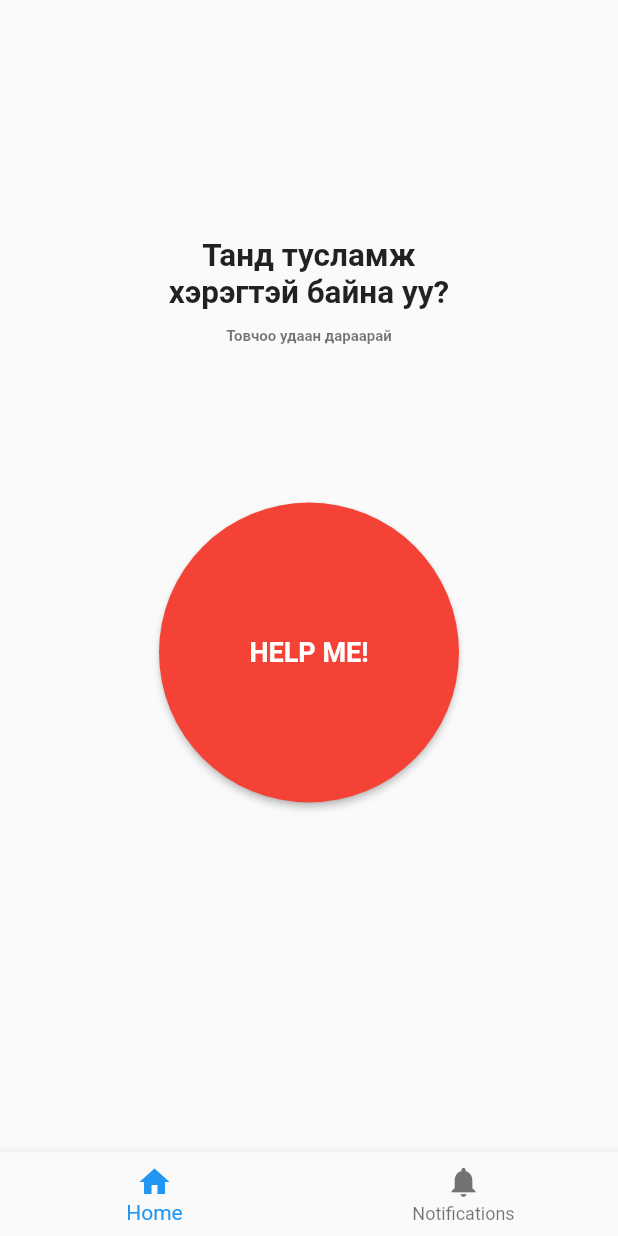
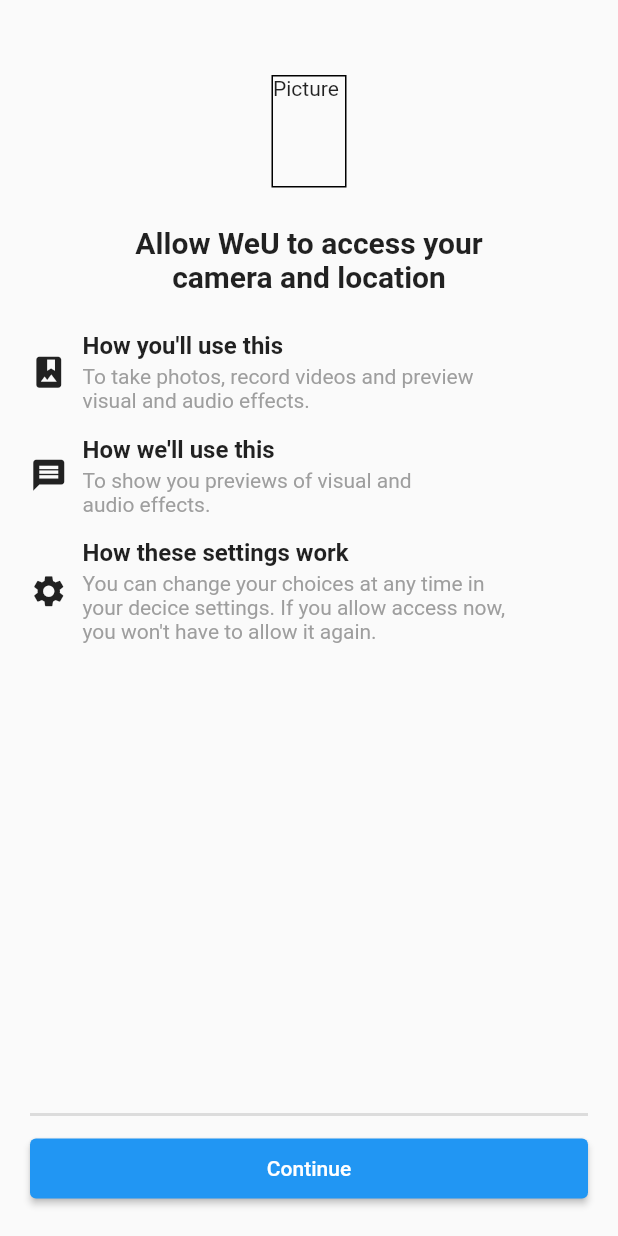
Before and after one commit to Oyunbldd/weu, a Flutter app: the screen it shows after launch, on a phone screen of 412 x 824 dp. Run offline on Flutter 3.47's test engine with Material 2 defaults, Android fonts, the phone set to English and light mode, and no system bars; our stand-ins replace firebase_core, flutter_animate, get, location; accounts and stored records are empty.

Commit message:
location permission added

```diff
--- a/lib/main.dart
+++ b/lib/main.dart
@@ -20,7 +20,7 @@
     return GetMaterialApp(
       debugShowCheckedModeBanner: false,
       title: 'WeU',
-      initialRoute: '/mainScreen',
+      initialRoute: '/permissionScreen',
       getPages: appRoutes(),
     );
   }
--- a/lib/routes.dart
+++ b/lib/routes.dart
@@ -1,6 +1,7 @@
 import 'package:get/get.dart';
 import 'package:weu/screens/main_screen.dart';
 import 'package:weu/screens/emergency_screen.dart';
+import 'package:weu/screens/permission_screen.dart';
 
 appRoutes() => [
       GetPage(
@@ -10,7 +11,7 @@
         // transitionDuration: Duration(milliseconds: 500),
       ),
       GetPage(
-        name: '/emergency',
+        name: '/emergencyScreen',
         page: () => const EmergencyScreen(),
         middlewares: [MyMiddelware()],
         transition: Transition.native,
@@ -23,6 +24,13 @@
       //   transition: Transition.native,
       //   transitionDuration: const Duration(milliseconds: 500),
       // ),
+      GetPage(
+        name: '/permissionScreen',
+        page: () => const PermissionScreen(),
+        middlewares: [MyMiddelware()],
+        transition: Transition.native,
+        transitionDuration: const Duration(milliseconds: 500),
+      ),
       // GetPage(
       //   name: '/login',
       //   page: () => const LoginScreen(),
--- /dev/null
+++ b/lib/screens/permission_screen.dart
@@ -0,0 +1,176 @@
+import 'dart:developer';
+
+import 'package:flutter/material.dart';
+import 'package:location/location.dart';
+
+class PermissionScreen extends StatelessWidget {
+  const PermissionScreen({super.key});
+
+  @override
+  Widget build(BuildContext context) {
+    Location location = new Location();
+    return Scaffold(
+      body: SafeArea(
+        child: Container(
+          width: double.infinity,
+          padding: const EdgeInsets.symmetric(horizontal: 20),
+          child: Column(
+            crossAxisAlignment: CrossAxisAlignment.center,
+            children: [
+              const SizedBox(height: 50),
+              Container(
+                height: 75,
+                width: 50,
+                decoration: BoxDecoration(
+                  border: Border.all(width: 1, color: Colors.black),
+                ),
+                child: const Text('Picture'),
+              ),
+              const SizedBox(height: 25),
+              const Text(
+                'Allow WeU to access your',
+                style: TextStyle(fontSize: 20, fontWeight: FontWeight.bold),
+              ),
+              const Text(
+                'camera and location',
+                style: TextStyle(fontSize: 20, fontWeight: FontWeight.bold),
+              ),
+              const SizedBox(height: 25),
+              const Row(
+                children: [
+                  Icon(
+                    Icons.photo_album,
+                    size: 25,
+                  ),
+                  SizedBox(width: 10),
+                  Column(
+                    crossAxisAlignment: CrossAxisAlignment.start,
+                    children: [
+                      Text(
+                        "How you'll use this",
+                        style: TextStyle(
+                          fontWeight: FontWeight.bold,
+                          fontSize: 16,
+                        ),
+                      ),
+                      SizedBox(height: 3),
+                      Text(
+                        'To take photos, record videos and preview',
+                        style: TextStyle(
+                          color: Colors.grey,
+                        ),
+                      ),
+                      Text(
+                        'visual and audio effects.',
+                        style: TextStyle(
+                          color: Colors.grey,
+                        ),
+                      ),
+                    ],
+                  )
+                ],
+              ),
+              const SizedBox(height: 15),
+              const Row(
+                children: [
+                  Icon(
+                    Icons.message,
+                    size: 25,
+                  ),
+                  SizedBox(width: 10),
+                  Column(
+                    crossAxisAlignment: CrossAxisAlignment.start,
+                    children: [
+                      Text(
+                        "How we'll use this",
+                        style: TextStyle(
+                          fontWeight: FontWeight.bold,
+                          fontSize: 16,
+                        ),
+                      ),
+                      SizedBox(height: 3),
+                      Text(
+                        'To show you previews of visual and',
+                        style: TextStyle(
+                          color: Colors.grey,
+                        ),
+                      ),
+                      Text(
+                        'audio effects.',
+                        style: TextStyle(
+                          color: Colors.grey,
+                        ),
+                      ),
+                    ],
+                  )
+                ],
+              ),
+              const SizedBox(height: 15),
+              const Row(
+                children: [
+                  Icon(
+                    Icons.settings,
+                    size: 25,
+                  ),
+                  SizedBox(width: 10),
+                  Column(
+                    crossAxisAlignment: CrossAxisAlignment.start,
+                    children: [
+                      Text(
+                        "How these settings work",
+                        style: TextStyle(
+                          fontWeight: FontWeight.bold,
+                          fontSize: 16,
+                        ),
+                      ),
+                      SizedBox(height: 3),
+                      Text(
+                        'You can change your choices at any time in',
+                        style: TextStyle(
+                          color: Colors.grey,
+                        ),
+                      ),
+                      Text(
+                        'your decice settings. If you allow access now,',
+                        style: TextStyle(
+                          color: Colors.grey,
+                        ),
+                      ),
+                      Text(
+                        "you won't have to allow it again.",
+                        style: TextStyle(
+                          color: Colors.grey,
+                        ),
+                      ),
+                    ],
+                  ),
+                ],
+              ),
+              const Expanded(child: SizedBox()),
+              const Divider(height: 2, thickness: 2),
+              Container(
+                height: 40,
+                margin: const EdgeInsets.only(bottom: 25, top: 15),
+                child: ElevatedButton(
+                  child: const SizedBox(
+                    width: double.infinity,
+                    child: Center(
+                      child: Text(
+                        'Continue',
+                        style: TextStyle(fontSize: 14),
+                      ),
+                    ),
+                  ),
+                  onPressed: () async {
+                    await location.getLocation();
+                    // await location.serviceEnabled();
+                  },
+                ),
+              ),
+            ],
+          ),
+        ),
+      ),
+    );
+  }
+}
--- a/pubspec.yaml
+++ b/pubspec.yaml
@@ -19,6 +19,7 @@
   firebase_core: ^2.15.0
   flutter_animate: ^4.2.0+1
   get: ^4.6.5
+  location: ^5.0.3
 
 dev_dependencies:
   flutter_test:
```
Also changed, not shown: pubspec.lock, 7 other files.
